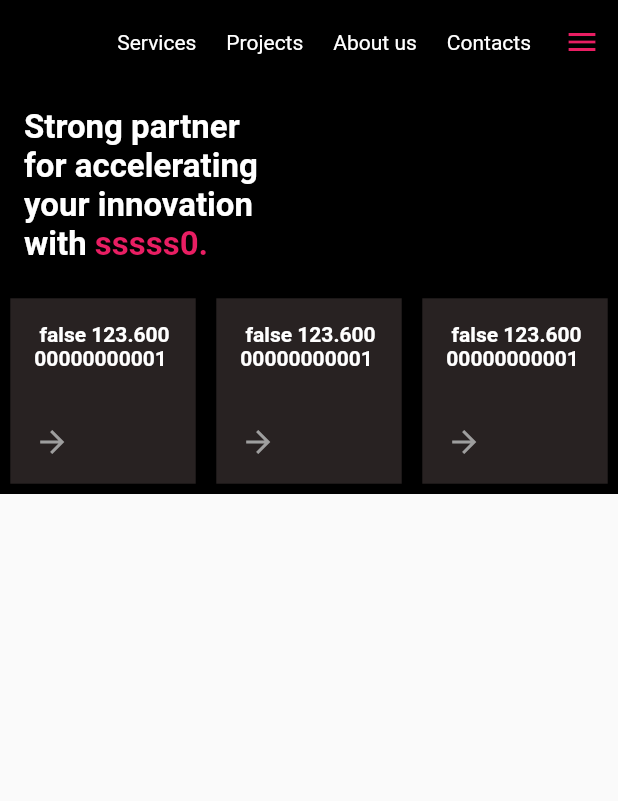
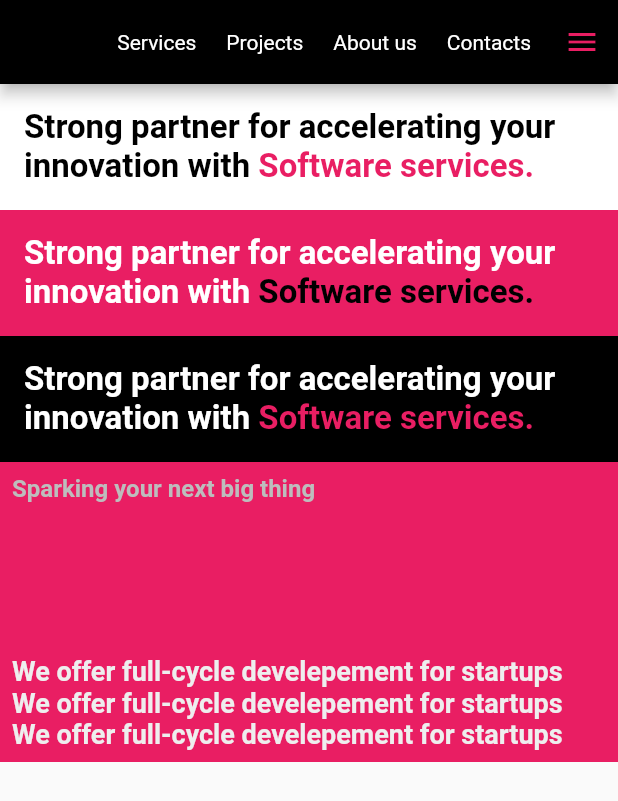
Before and after one commit to mouhandlarbi/security, a Flutter app: the screen it shows after launch, on a phone screen of 412 x 824 dp. Shown: the top 801 px of the screen. Run offline on Flutter 3.47's test engine with Material 2 defaults, Android fonts, the phone set to English and light mode, and no system bars; Roboto replaces fonts that are missing (Formular, Arial, Helvetica, sans-serif).

Commit message:
reordering things

```diff
--- a/lib/card_item.dart
+++ b/lib/card_item.dart
@@ -1,50 +1,62 @@
 import 'package:flutter/material.dart';
-import 'package:security/service.dart';
 
 class CardItem extends StatelessWidget {
   const CardItem({
     super.key,
-    required this.service1,
     required this.isHovered,
-    required this.cardWidth,
-    required this.gap,
+    required this.title,
+    required this.subtitle,
+    required this.description,
   });
-  final CardService service1;
   final bool isHovered;
-  final double cardWidth;
-  final double gap;
-
+  final String title;
+  final String subtitle;
+  final String description;
   @override
   Widget build(BuildContext context) {
     return Container(
-      height: cardWidth,
-      width: cardWidth,
-      margin: EdgeInsets.all(gap),
-      padding: const EdgeInsets.all(16),
-      decoration: const BoxDecoration(
-        color: Color(0xff282222),
+      height: 200,
+      width: 200,
+      padding: const EdgeInsets.all(8),
+      decoration: BoxDecoration(
+        color: isHovered ? Colors.pink : const Color(0xff282222), //const color
       ),
       child: Column(
         crossAxisAlignment: CrossAxisAlignment.start,
         mainAxisAlignment: MainAxisAlignment.spaceBetween,
-        children: 2 == 8
+        children: isHovered
             ? [
-                Text(service1.subtitle),
-                Text(service1.description),
+                Text(
+                  subtitle,
+                  style: TextStyle(
+                    color: Colors.grey[400],
+                    fontSize: 16,
+                    fontWeight: FontWeight.bold,
+                    fontFamily: "Formular, Arial, Helvetica, sans-serif",
+                  ),
+                ),
+                Text(
+                  description,
+                  style: TextStyle(
+                    color: Colors.grey[200],
+                    fontSize: 18,
+                    fontWeight: FontWeight.bold,
+                    fontFamily: "Formular, Arial, Helvetica, sans-serif",
+                  ),
+                ),
               ]
             : [
                 Text(
-                  " $isHovered $cardWidth",
-                  //service1.title,
+                  title,
                   style: const TextStyle(
                     color: Colors.white,
                     //fontSize: 20,
                     fontWeight: FontWeight.bold,
                   ),
                 ),
-                Icon(
+                const Icon(
                   Icons.arrow_forward,
-                  color: isHovered ? Colors.pink : Colors.grey,
+                  color: Colors.grey,
                 ),
               ],
       ),
--- /dev/null
+++ b/lib/constants.dart
@@ -0,0 +1,12 @@
+import 'package:flutter/material.dart';
+
+Color blackColor = Color(0xff000000);
+Color pinkColor = Color(0xffFC605C);
+Color greyCard = Color(0xff1C1F1F);
+
+
+//fonts
+
+//appBar -> nav bar -> Formular, Arial, Helvetica, sans-serif 18px
+// welcome message -> Formular, Arial, Helvetica, sans-serif 72px -> 48 -> 24
+//
--- a/lib/header_black.dart
+++ /dev/null
@@ -1,94 +0,0 @@
-import 'package:flutter/material.dart';
-import 'package:security/card_item.dart';
-import 'package:security/service.dart';
-import 'package:security/welcome_message.dart';
-
-class HeaderBlack extends StatefulWidget {
-  const HeaderBlack({super.key});
-
-  @override
-  State<HeaderBlack> createState() => _HeaderBlackState();
-}
-
-class _HeaderBlackState extends State<HeaderBlack> {
-  List<CardService> services = [
-    CardService(
-      title: "Startup Developement",
-      subtitle: "Sparking your next big thing.",
-      description:
-          "We offer full-cycle developement for startup: from streamlining your ideas int .....",
-      isHovered: false,
-    ),
-    CardService(
-      title: "Hight-load projects",
-      subtitle: "Sparking your next big thing.",
-      description:
-          "We offer full-cycle developement for startup: from streamlining your ideas int ....ffer full-cycle developement.",
-      isHovered: false,
-    ),
-    CardService(
-      title: "Team extension",
-      subtitle: "Sparking your next big thing.",
-      description: "We offer full-cyclelining your ideas int .....",
-      isHovered: false,
-    ),
-  ];
-  @override
-  Widget build(BuildContext context) {
-    double pageWidth = MediaQuery.of(context).size.width;
-    var cardWidth = (pageWidth * 9 / 10) / services.length;
-    var gap = (1 / 10 * pageWidth) / (services.length * 2);
-    bool anyoneHoverd = false;
-
-    int selectedItem = 0;
-    String message = "sssss$selectedItem";
-    return Container(
-      decoration: const BoxDecoration(color: Colors.black),
-      child: Column(
-        children: [
-          WelcomeMessage(
-            txt: message, //services[selectedItem].title,
-            pageWidth: pageWidth,
-          ),
-          AnimatedContainer(
-            duration: const Duration(microseconds: 300),
-            child: Row(
-              children: List.generate(
-                services.length,
-                (index) => InkWell(
-                  onTap: () {},
-                  onHover: (value) {
-                    setState(() {
-                      services[index].isHovered = value;
-                      anyoneHoverd = value;
-                      selectedItem = index;
-                      message = "sell$index";
-                    });
-                    print(anyoneHoverd);
-                  },
-                  child: CardItem(
-                    service1: services[index],
-                    isHovered: services[index].isHovered,
-                    cardWidth: anyoneHoverd
-                        ? getWdth(services[index].isHovered, cardWidth,
-                            services.length)
-                        : cardWidth,
-                    gap: gap,
-                  ),
-                ),
-              ),
-            ),
-          ),
-        ],
-      ),
-    );
-  }
-
-  double getWdth(isHover, cardWidth, numberOfCard) {
-    double widthe = 0;
-    isHover
-        ? widthe = cardWidth * 1.2
-        : widthe = cardWidth - (0.2 * cardWidth) / (numberOfCard - 1);
-    return widthe;
-  }
-}
--- a/lib/home_page.dart
+++ b/lib/home_page.dart
@@ -1,6 +1,8 @@
 import 'package:flutter/material.dart';
-import 'package:security/header_black.dart';
+import 'package:security/card_item.dart';
 import 'package:security/hovered_btn.dart';
+import 'package:security/round_btn.dart';
+import 'package:security/welcome_message.dart';
 
 class HomePage extends StatefulWidget {
   const HomePage({super.key});
@@ -32,7 +34,41 @@ class _HomePageState extends State<HomePage> {
       ),
       body: ListView(
         children: [
-          HeaderBlack(),
+          Container(
+            color: Colors.white,
+            child: const WelcomeMessage(
+              isAnimated: false,
+              bkGround: BackGround.white,
+              mainText: "Strong partner for accelerating your innovation with",
+              coloredText: "Software services",
+            ),
+          ),
+          Container(
+            color: Colors.pink,
+            child: const WelcomeMessage(
+              isAnimated: false,
+              bkGround: BackGround.pink,
+              mainText: "Strong partner for accelerating your innovation with",
+              coloredText: "Software services",
+            ),
+          ),
+          Container(
+            color: Colors.black,
+            child: const WelcomeMessage(
+              isAnimated: false,
+              bkGround: BackGround.dark,
+              mainText: "Strong partner for accelerating your innovation with",
+              coloredText: "Software services",
+            ),
+          ),
+          const CardItem(
+            isHovered: true,
+            title: "startup Develepement",
+            subtitle: "Sparking your next big thing",
+            description:
+                "We offer full-cycle develepement for startups We offer full-cycle develepement for startups We offer full-cycle develepement for startups",
+          ),
+          //RoundedBtn(),
         ],
       ),
     );
--- /dev/null
+++ b/lib/round_btn.dart
@@ -0,0 +1,30 @@
+import 'package:flutter/material.dart';
+
+class RoundedBtn extends StatelessWidget {
+  const RoundedBtn({super.key});
+
+  @override
+  Widget build(BuildContext context) {
+    return InkWell(
+      onTap: () {},
+      child: Container(
+        width: 200,
+        padding: EdgeInsets.symmetric(
+          horizontal: 16,
+          vertical: 12,
+        ),
+        decoration: BoxDecoration(
+          borderRadius: BorderRadius.circular(20),
+          color: Colors.pinkAccent,
+        ),
+        child: const Row(
+          mainAxisSize: MainAxisSize.min,
+          children: [
+            Text("all projects"),
+            Icon(Icons.arrow_forward),
+          ],
+        ),
+      ),
+    );
+  }
+}
--- a/lib/service.dart
+++ /dev/null
@@ -1,12 +0,0 @@
-class CardService {
-  String title;
-  String subtitle;
-  String description;
-  bool isHovered;
-  CardService({
-    required this.title,
-    required this.subtitle,
-    required this.description,
-    required this.isHovered,
-  });
-}
--- a/lib/welcome_message.dart
+++ b/lib/welcome_message.dart
@@ -1,35 +1,39 @@
 import 'package:flutter/material.dart';
+
+enum BackGround { dark, white, pink }
 
 class WelcomeMessage extends StatelessWidget {
   const WelcomeMessage({
     super.key,
-    required this.txt,
-    required this.pageWidth,
+    required this.isAnimated,
+    required this.bkGround,
+    required this.mainText,
+    this.coloredText,
   });
-  final String txt;
-  final double pageWidth;
+  final bool isAnimated;
+  final BackGround bkGround;
+  final String mainText;
+  final String? coloredText;
   @override
   Widget build(BuildContext context) {
-    return Row(
-      children: [
-        Container(
-          width: pageWidth / 2,
+    return Container(
       padding: const EdgeInsets.all(16),
       child: RichText(
         text: TextSpan(
           children: [
-                const TextSpan(
-                  text: "Strong partner for accelerating your innovation with ",
+            TextSpan(
+              text: "Strong partner for accelerating your innovation with",
               style: TextStyle(
-                    color: Colors.white,
+                color:
+                    bkGround != BackGround.white ? Colors.white : Colors.black,
                 fontSize: 22,
                 fontWeight: FontWeight.bold,
               ),
             ),
             TextSpan(
-                  text: "$txt.",
-                  style: const TextStyle(
-                    color: Colors.pink,
+              text: "${coloredText != null ? " $coloredText" : ""}.",
+              style: TextStyle(
+                color: bkGround != BackGround.pink ? Colors.pink : Colors.black,
                 fontSize: 22,
                 fontWeight: FontWeight.bold,
               ),
@@ -37,8 +41,6 @@ class WelcomeMessage extends StatelessWidget {
           ],
         ),
       ),
-        ),
-      ],
     );
   }
 }
```
Lines whose indentation alone changed are shown as unchanged.
